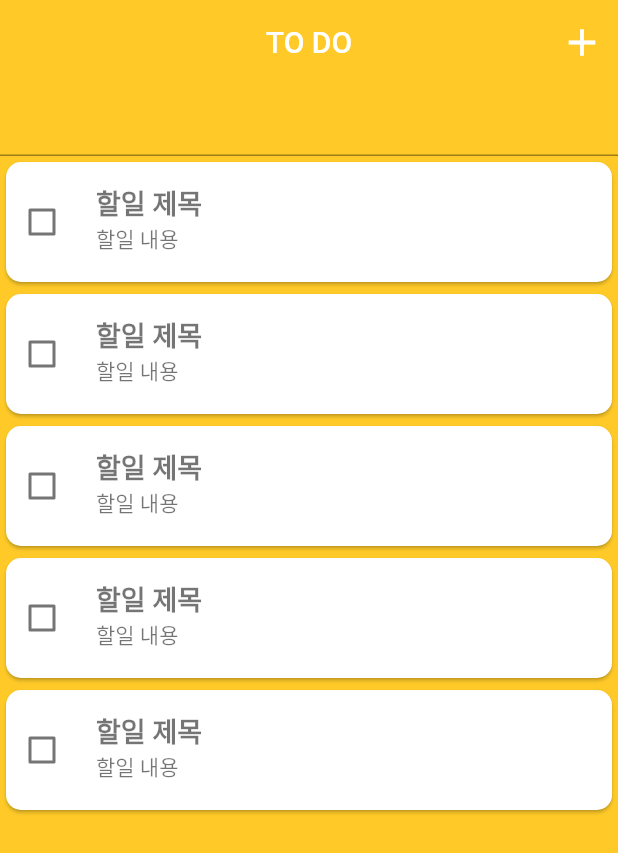
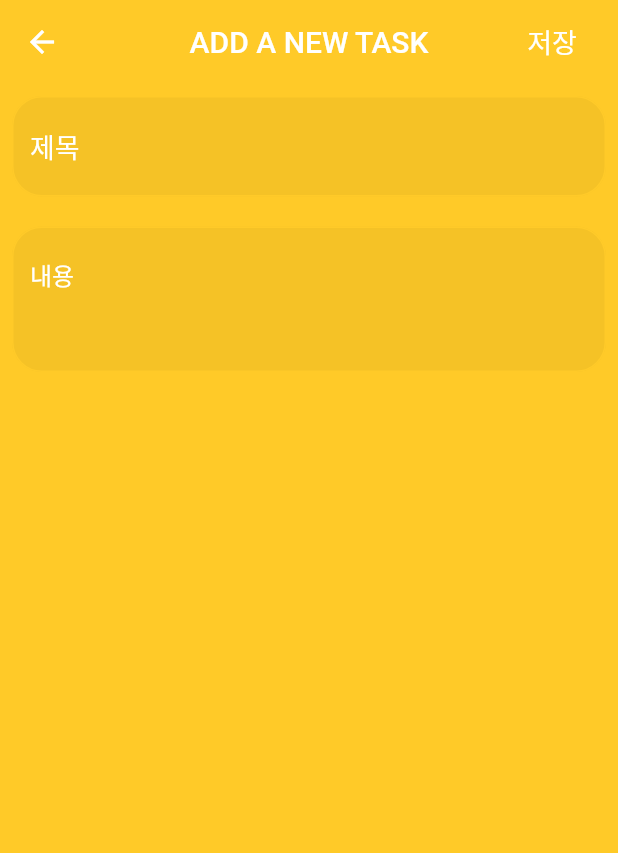
Before and after one commit to dctsky/SSAC_ToDoList, a Flutter app: the screen it shows after launch, after a tap on the "add" icon, on a phone screen of 412 x 824 dp. Shown: the top 853 px of the screen. Run offline on Flutter 3.47's test engine with Material 2 defaults, Android fonts, the phone set to English and light mode, and no system bars; our stand-ins replace sqflite; accounts and stored records are empty.

Commit message:
DB연결

```diff
--- /dev/null
+++ b/lib/db/database_helpers.dart
@@ -0,0 +1,82 @@
+import 'dart:io';
+import 'package:flutter_to_do_list/model/todo.dart';
+import 'package:path_provider/path_provider.dart';
+import 'package:sqflite/sqflite.dart';
+import 'package:path/path.dart';
+
+final String tableName = 'todoList';
+
+class DBHelper {
+  DBHelper._();
+
+  static final DBHelper db = DBHelper._();
+  static Database _database;
+
+  Future<Database> get database async {
+    if (_database != null) return _database;
+    _database = await initDB();
+    return _database;
+  }
+
+  initDB() async {
+    // Get a location using getDatabasesPath
+    var databasesPath = await getDatabasesPath();
+    String path = join(databasesPath, 'todo.db');
+
+    // Delete the database
+    // await deleteDatabase(path);
+
+    // 데이터베이스를 열고 참조 값을 얻습니다.
+    return await openDatabase(
+      path,
+      version: 1,
+      onCreate: (Database db, int version) async {
+        // 데이터베이스에 CREATE TABLE 수행
+        await db.execute(
+            "CREATE TABLE $tableName (id INTEGER PRIMARY KEY AUTOINCREMENT, title TEXT, content TEXT, date TEXT)");
+      },
+    );
+  }
+  // CREATE
+  insertTodo(Todo todo) async {
+    final db = await database;
+    var res = await db.insert(tableName, todo.toJson());
+    return res;
+  }
+
+  // READ
+  getTodo(int id) async {
+    final db = await database;
+    var res = await db.query(tableName, where: 'id = ?', whereArgs: [id]);
+    return res.isNotEmpty ? Todo.fromJson(res.first) : Null;
+  }
+
+  // READ ALL DATA
+  getAllTodos() async {
+    final db = await database;
+    var res = await db.query(tableName);
+    List<Todo> list =
+    res.isNotEmpty ? res.map((c) => Todo.fromJson(c)).toList() : [];
+    return list;
+  }
+
+  // Update Todo
+  updateTodo(Todo todo) async {
+    final db = await database;
+    var res = await db.update(tableName, todo.toJson(),
+        where: 'id = ?', whereArgs: [todo.id]);
+    return res;
+  }
+
+  // Delete Todo
+  deleteTodo(int id) async {
+    final db = await database;
+    db.delete(tableName, where: 'id = ?', whereArgs: [id]);
+  }
+
+  // Delete All Todos
+  deleteAllTodos() async {
+    final db = await database;
+    db.rawDelete('DELETE FROM $tableName');
+  }
+}
--- /dev/null
+++ b/lib/model/todo.dart
@@ -0,0 +1,29 @@
+class Todo {
+  int id;
+  String title;
+  String content;
+  String date;
+
+  Todo({this.id, this.title, this.content, this.date});
+
+  Todo.fromJson(Map<String, dynamic> json) {
+    id = json["id"];
+    title = json["title"];
+    content = json["content"];
+    date = json["date"];
+  }
+
+  Map<String, dynamic> toJson() {
+    var map = <String, dynamic>{};
+
+    map["title"] = title;
+    map["content"] = content;
+    map["date"] = date;
+
+    if(id != null) {
+      map["id"] = id;
+    }
+    return map;
+  }
+
+}
--- /dev/null
+++ b/lib/ui/create_page.dart
@@ -0,0 +1,115 @@
+import 'package:flutter/material.dart';
+import 'package:flutter_to_do_list/db/database_helpers.dart';
+import 'package:flutter_to_do_list/model/todo.dart';
+import 'package:path/path.dart';
+import 'package:sqflite/sqflite.dart';
+
+class CreatePage extends StatefulWidget {
+  @override
+  _CreatePageState createState() => _CreatePageState();
+}
+
+class _CreatePageState extends State<CreatePage> {
+  final _titleController = TextEditingController();
+  final _contentController = TextEditingController();
+
+  @override
+  void initState() {
+    // TODO: implement initState
+    super.initState();
+  }
+
+  @override
+  void dispose() {
+    // TODO: implement dispose
+    super.dispose();
+    _titleController.dispose();
+    _contentController.dispose();
+  }
+
+  @override
+  Widget build(BuildContext context) {
+    return Scaffold(
+      backgroundColor: Colors.amber[400],
+      appBar: _buildAppBar(),
+      body: _buildBody(),
+    );
+  }
+
+  Widget _buildBody() {
+    return Padding(
+      padding: const EdgeInsets.all(8.0),
+      child: Column(
+        children: [
+          TextField(
+            controller: _titleController,
+            maxLines: 1,
+            decoration: InputDecoration(
+              hintText: '제목',
+              hintStyle: TextStyle(color: Colors.white),
+              filled: true,
+              enabledBorder: OutlineInputBorder(
+                borderRadius: BorderRadius.all(Radius.circular(20.0)),
+                borderSide: BorderSide(color: Colors.amber[400]),
+              ),
+              focusedBorder: OutlineInputBorder(
+                borderRadius: BorderRadius.all(Radius.circular(20.0)),
+                borderSide: BorderSide(color: Colors.white),
+              ),
+            ),
+            style: TextStyle(fontSize: 18),
+            cursorColor: Colors.white,
+          ),
+          Container(
+            height: 20,
+          ),
+          TextField(
+            controller: _contentController,
+            minLines: 3,
+            maxLines: 3,
+            autocorrect: false,
+            decoration: InputDecoration(
+              hintText: '내용',
+              hintStyle: TextStyle(color: Colors.white),
+              filled: true,
+              enabledBorder: OutlineInputBorder(
+                borderRadius: BorderRadius.all(Radius.circular(20.0)),
+                borderSide: BorderSide(color: Colors.amber[400]),
+              ),
+              focusedBorder: OutlineInputBorder(
+                borderRadius: BorderRadius.all(Radius.circular(20.0)),
+                borderSide: BorderSide(color: Colors.white),
+              ),
+            ),
+            style: TextStyle(fontSize: 16),
+            cursorColor: Colors.white,
+          ),
+        ],
+      ),
+    );
+  }
+
+  Widget _buildAppBar() {
+    return AppBar(
+      title: Text("ADD A NEW TASK"),
+      centerTitle: true,
+      backgroundColor: Colors.amber[400],
+      elevation: 0,
+      actions: [
+        FlatButton(
+          textColor: Colors.white,
+          child: Text(
+            '저장',
+            style: TextStyle(fontSize: 18),
+          ),
+          shape: CircleBorder(side: BorderSide(color: Colors.transparent)),
+          onPressed: () {
+            DBHelper.db.insertTodo(Todo(title: _titleController.text, content: _contentController.text, date: ''));
+
+            Navigator.pop(this.context);
+          },
+        ),
+      ],
+    );
+  }
+}
--- a/lib/ui/list_page.dart
+++ b/lib/ui/list_page.dart
@@ -1,5 +1,8 @@
 import 'package:flutter/material.dart';
+import 'package:flutter_to_do_list/ui/create_page.dart';
 import 'package:flutter_to_do_list/widget/to_do_tile.dart';
+import 'package:flutter_to_do_list/db/database_helpers.dart';
+import 'package:flutter_to_do_list/model/todo.dart';
 
 class ListPage extends StatefulWidget {
   @override
@@ -8,7 +11,21 @@ class ListPage extends StatefulWidget {
 
 class _ListPageState extends State<ListPage> {
   bool _isChecked = false;
-  List<Widget> _items = [];
+  List<Todo> _items = [];
+  TextEditingController _textEditingController;
+
+  @override
+  void initState() {
+    // TODO: implement initState
+    super.initState();
+    _fetchList();
+  }
+
+  Future<void> _fetchList() async {
+    // DBHelper.db.deleteAllTodos();
+    _items = await DBHelper.db.getAllTodos();
+    setState(() {});
+  }
 
   @override
   Widget build(BuildContext context) {
@@ -16,20 +33,6 @@ class _ListPageState extends State<ListPage> {
       backgroundColor: Colors.amber[400],
       appBar: _buildAppBar(),
       body: _buildBody(),
-    );
-  }
-
-  _buildBody() {
-    return CustomScrollView(
-      slivers: [
-        SliverToBoxAdapter(
-          child: TextField(),
-        ),
-        SliverList(
-          delegate: SliverChildBuilderDelegate((context, index) => ToDoTile(),
-              childCount: 5),
-        ),
-      ],
     );
   }
 
@@ -46,11 +49,60 @@ class _ListPageState extends State<ListPage> {
             size: 30,
             color: Colors.white,
           ),
-          onPressed: () {
-
+          onPressed: () async {
+            Navigator.push(
+              context,
+              MaterialPageRoute(builder: (context) => CreatePage()),
+            ).then((value) async {
+              _items = await DBHelper.db.getAllTodos();
+            }).then((value) {
+              setState(() {
+              });
+            });
           },
         ),
       ],
     );
   }
+
+  _buildBody() {
+    return CustomScrollView(
+      slivers: [
+        SliverToBoxAdapter(
+          child: Column(
+            children: [
+              TextField(
+                autofocus: false,
+                controller: _textEditingController,
+                cursorColor: Colors.white,
+                decoration: InputDecoration(
+                  border: OutlineInputBorder(),
+                  hintText: 'Search',
+                  hintStyle: TextStyle(color: Colors.white),
+                  filled: true,
+                  enabledBorder: OutlineInputBorder(
+                    borderRadius: BorderRadius.all(Radius.circular(20.0)),
+                    borderSide: BorderSide(color: Colors.amber[400]),
+                  ),
+                  focusedBorder: OutlineInputBorder(
+                    borderRadius: BorderRadius.all(Radius.circular(20.0)),
+                    borderSide: BorderSide(color: Colors.white),
+                  ),
+                ),
+                style: TextStyle(fontSize: 18),
+              ),
+              SizedBox(
+                height: 20,
+              ),
+            ],
+          ),
+        ),
+        SliverList(
+          delegate: SliverChildBuilderDelegate((context, index) {
+            return ToDoTile(_items[index]);
+          }, childCount: _items.length),
+        ),
+      ],
+    );
+  }
 }
--- a/lib/widget/to_do_tile.dart
+++ b/lib/widget/to_do_tile.dart
@@ -1,6 +1,10 @@
 import 'package:flutter/material.dart';
+import 'package:flutter_to_do_list/model/todo.dart';
 
 class ToDoTile extends StatefulWidget {
+  final Todo todo;
+  ToDoTile(this.todo);
+
   @override
   _ToDoTileState createState() => _ToDoTileState();
 }
@@ -23,8 +27,7 @@ class _ToDoTileState extends State<ToDoTile> {
             });
           },
           controlAffinity: ListTileControlAffinity.leading,
-          title: Text(
-            '할일 제목',
+          title: Text(widget.todo.title,
             style: TextStyle(
               color: _isChecked == true ? Colors.grey[350] : Colors.black54,
               decoration:
@@ -34,7 +37,7 @@ class _ToDoTileState extends State<ToDoTile> {
             ),
           ),
           subtitle: Text(
-            '할일 내용',
+            widget.todo.content,
             style: TextStyle(
               color: _isChecked == true ? Colors.grey[350] : Colors.black54,
               decoration:
--- a/pubspec.yaml
+++ b/pubspec.yaml
@@ -28,6 +28,10 @@ dependencies:
   # The following adds the Cupertino Icons font to your application.
   # Use with the CupertinoIcons class for iOS style icons.
   cupertino_icons: ^1.0.0
+  sqflite: ^1.3.0
+  path: ^1.7.0
+  intl: ^0.16.1
+  path_provider: ^1.6.24
 
 dev_dependencies:
   flutter_test:
```
Also changed, not shown: lib/main.dart (line endings or trailing spaces), pubspec.lock.
